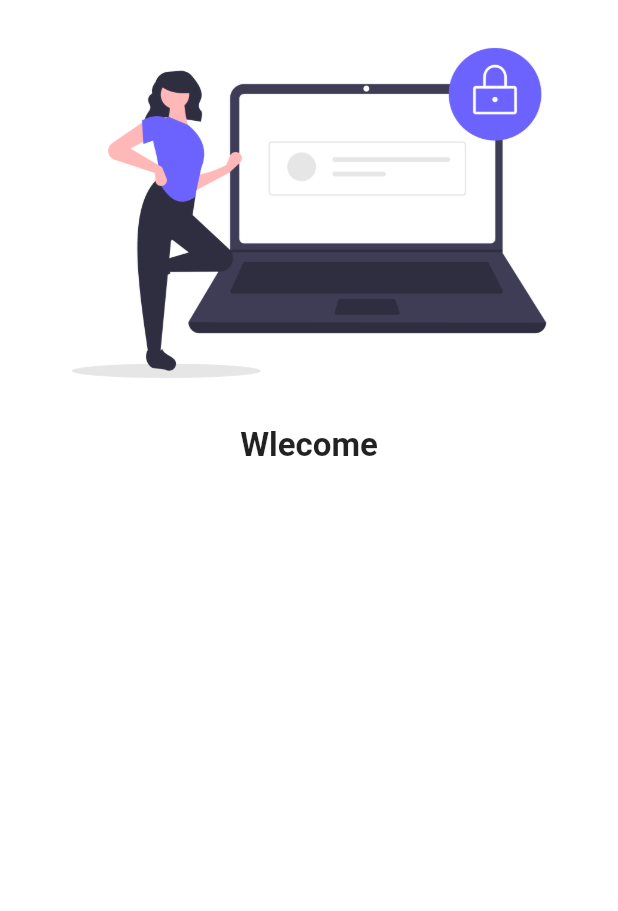
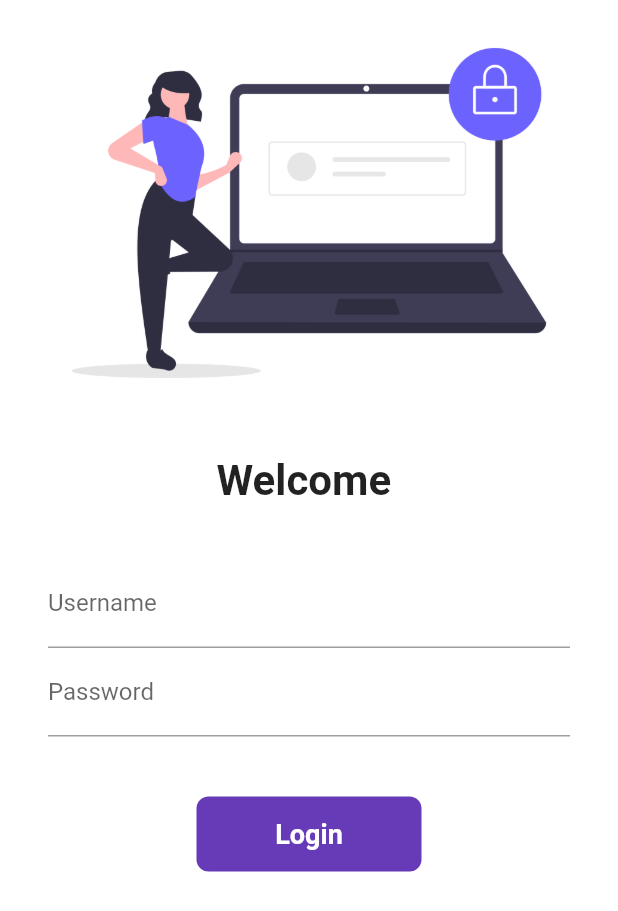
Before and after one commit to kotdroidA/pk_practice, a Flutter app: the screen it shows after launch, on a phone screen of 412 x 824 dp. Shown: the top 911 px of the screen. Run offline on Flutter 3.47's test engine with Material 2 defaults, Android fonts, the phone set to English and light mode, and no system bars.

Commit message:
go to login page in home page

```diff
--- a/lib/main.dart
+++ b/lib/main.dart
@@ -1,6 +1,7 @@
 import 'package:flutter/material.dart';
 import 'package:pk_practice/pages/home_page.dart';
 import 'package:pk_practice/pages/login_page.dart';
+import 'package:pk_practice/utills/routes.dart';
 
 void main() {
   runApp(MyApp());
@@ -12,15 +13,15 @@
     return MaterialApp(
       themeMode: ThemeMode.light,
       theme: ThemeData(
-        primarySwatch: Colors.deepOrange,
+        primarySwatch: Colors.deepPurple,
       ),
 
       darkTheme: ThemeData(brightness: Brightness.dark),
       //initialRoute: "/home",
       routes: {
         "/": (context) => LoginPage(),
-        "/home": (context) => HomePage(),
-        "/login": (context) => LoginPage(),
+        MyRoutes.homeRoute: (context) => HomePage(),
+        MyRoutes.loginRoute: (context) => LoginPage(),
       },
     );
   }
--- a/lib/pages/login_page.dart
+++ b/lib/pages/login_page.dart
@@ -1,23 +1,122 @@
+// ignore_for_file: prefer_const_constructors
+
 import 'package:flutter/material.dart';
+import 'package:pk_practice/utills/routes.dart';
 
-class LoginPage extends StatelessWidget {
+class LoginPage extends StatefulWidget {
   const LoginPage({Key? key}) : super(key: key);
 
   @override
+  State<LoginPage> createState() => _LoginPageState();
+}
+
+class _LoginPageState extends State<LoginPage> {
+  @override
+  String name = "";
+  bool changeButton = false;
+  final _formKey = GlobalKey<FormState>();
   Widget build(BuildContext context) {
     return Material(
       color: Colors.white,
+      child: SingleChildScrollView(
+        child: Form(
+          key: _formKey,
           child: Column(
             children: [
               Image.asset(
                 "assets/images/login_images.png",
                 fit: BoxFit.cover,
               ),
-            const Text(
-              "Wlecome",
-              style: TextStyle(fontSize: 22, fontWeight: FontWeight.bold),
+              SizedBox(
+                height: 20,
+              ),
+              Text(
+                "Welcome $name",
+                style: TextStyle(fontSize: 28, fontWeight: FontWeight.bold),
+              ),
+              SizedBox(
+                height: 20,
+              ),
+              Padding(
+                padding:
+                    const EdgeInsets.symmetric(vertical: 16, horizontal: 32),
+                child: Column(
+                  children: [
+                    TextFormField(
+                      decoration: InputDecoration(
+                        hintText: "Enter username",
+                        labelText: "Username",
+                      ),
+                      onChanged: (value) {
+                        name = value;
+                        setState(() {});
+                      },
+                    ),
+                    TextFormField(
+                      obscureText: true,
+                      decoration: InputDecoration(
+                        hintText: "Enter password",
+                        labelText: "Password",
+                      ),
+                    ),
+                    SizedBox(
+                      height: 40,
+                    ),
+                    Material(
+                      color: Colors.deepPurple,
+                      borderRadius:
+                          BorderRadius.circular(changeButton ? 50 : 8),
+                      child: InkWell(
+                        onTap: () async {
+                          setState(() {
+                            changeButton = true;
+                          });
+                          await Future.delayed(
+                            Duration(seconds: 1),
+                          );
+                          await Navigator.pushNamed(
+                              context, MyRoutes.homeRoute);
+                          setState(() {
+                            changeButton = false;
+                          });
+                        },
+                        child: AnimatedContainer(
+                          duration: Duration(seconds: 1),
+                          width: changeButton ? 50 : 150,
+                          height: 50,
+                          alignment: Alignment.center,
+                          child: changeButton
+                              ? Icon(
+                                  Icons.done,
+                                  color: Colors.white,
                                 )
+                              : Text(
+                                  "Login",
+                                  style: TextStyle(
+                                    color: Colors.white,
+                                    fontWeight: FontWeight.bold,
+                                    fontSize: 18,
+                                  ),
+                                ),
+                        ),
+                      ),
+                    ),
+                    /*ElevatedButton(
+                      onPressed: () {
+                        Navigator.pushNamed(context, MyRoutes.homeRoute);
+                      },
+                      child: Text("Login"),
+                      style: TextButton.styleFrom(
+                        minimumSize: Size(150, 40),
+                      ),
+                    ),*/
                   ],
-        ));
+                ),
+              ),
+            ],
+          ),
+        ),
+      ),
+    );
   }
 }
--- /dev/null
+++ b/lib/utills/routes.dart
@@ -0,0 +1,4 @@
+class MyRoutes {
+  static String loginRoute = "/login";
+  static String homeRoute = "/home";
+}
```
Also changed, not shown: pubspec.lock, 3 other files. Lines whose indentation alone changed are shown as unchanged.
